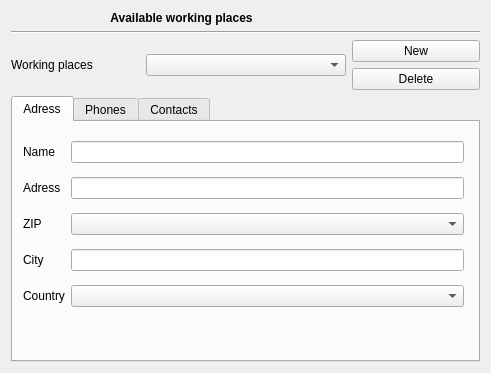
Qt form plugins/accountplugin/preferences/sitespage.ui (FreeHealth/freehealth) before a commit.
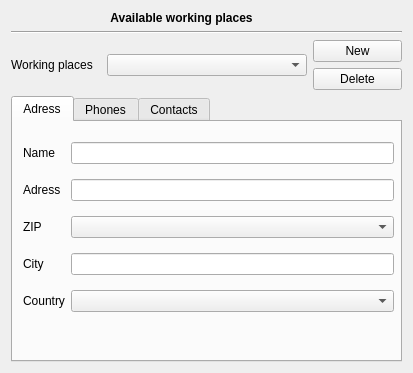
The same form after that commit.

Commit message: freeaccount:receipts , working places, pb with qmapperdatawidget et combo

What changed in the file:
```diff
--- a/plugins/accountplugin/preferences/sitespage.ui
+++ b/plugins/accountplugin/preferences/sitespage.ui
@@ -6,7 +6,7 @@
    <rect>
     <x>0</x>
     <y>0</y>
-    <width>491</width>
+    <width>413</width>
     <height>373</height>
    </rect>
   </property>
@@ -87,8 +87,8 @@
         <rect>
          <x>10</x>
          <y>11</y>
-         <width>441</width>
-         <height>184</height>
+         <width>371</width>
+         <height>191</height>
         </rect>
        </property>
        <layout class="QGridLayout" name="gridLayout_2">
@@ -106,7 +106,7 @@
          <widget class="QLineEdit" name="nameEdit">
           <property name="minimumSize">
            <size>
-            <width>370</width>
+            <width>200</width>
             <height>0</height>
            </size>
           </property>
```
The commit also changes 2 other files.
